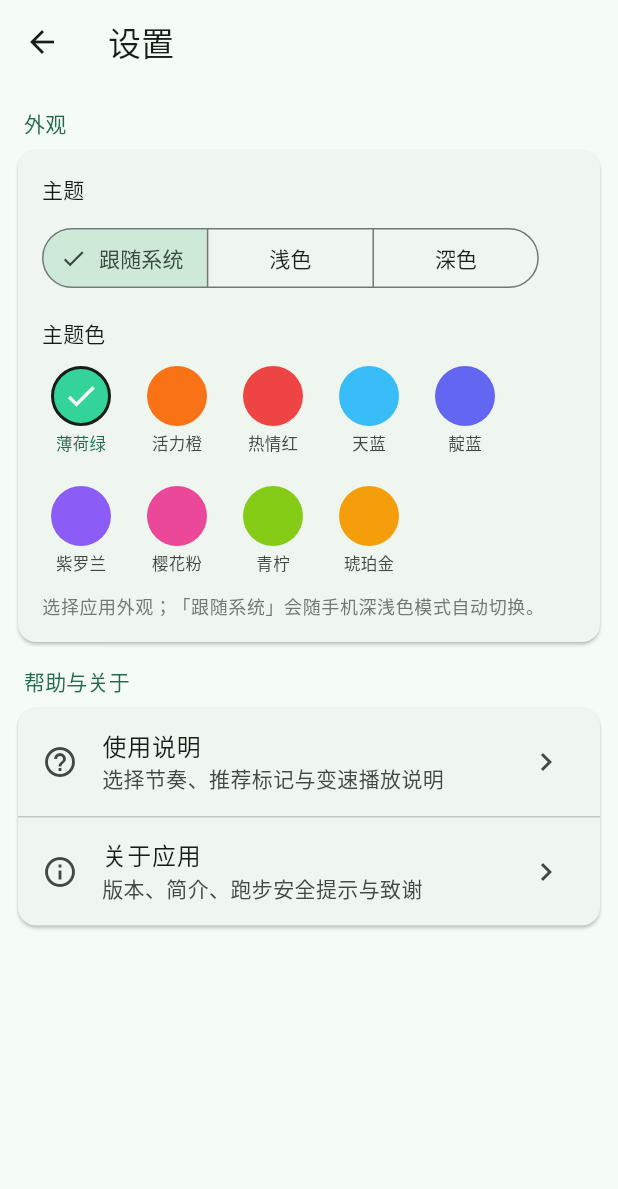
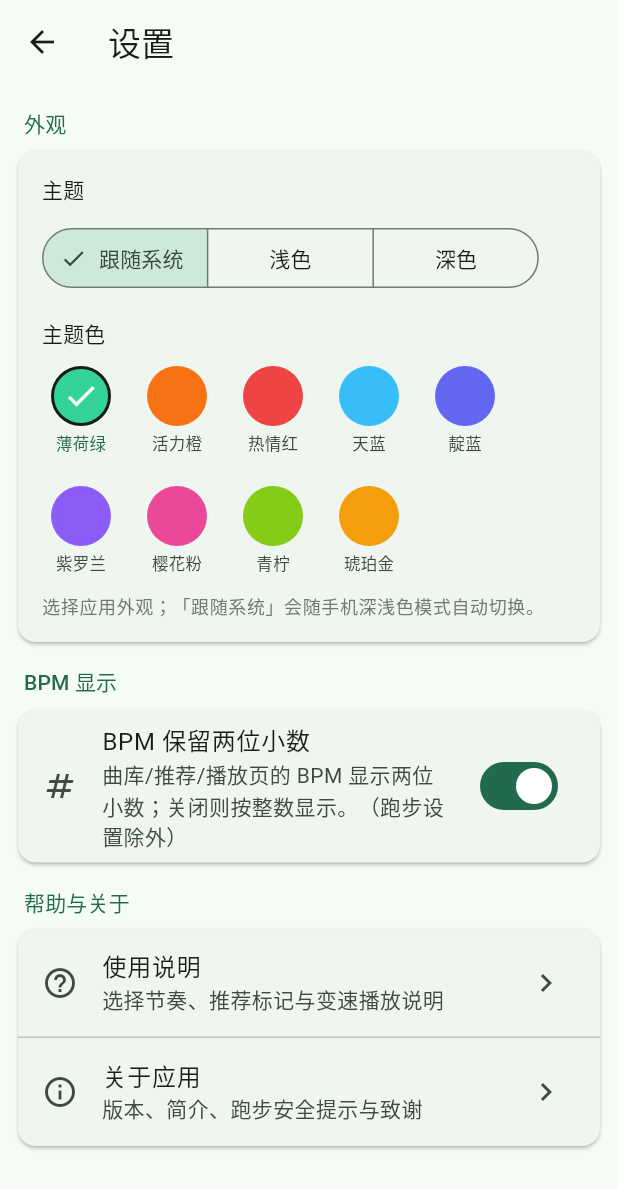
Before and after one commit to Sweejumn/bunbeat, a Flutter app: the screen it shows after launch, after a tap on the "settings" icon, on a phone screen of 412 x 824 dp. Shown: the top 1189 px of the screen. Run offline on Flutter 3.47's test engine with Material 3 defaults, Android fonts, the phone set to English and light mode, and no system bars; our stand-ins replace file_picker, just_audio, on_audio_query, package_info_plus, shared_preferences; missing offline and left inert: ffmpeg_kit_flutter_audio, pointycastle.

Commit message:
BPM 显示两位小数开关（除跑步设置），曲库/推荐/播放页受控

```diff
--- a/android_app/lib/main.dart
+++ b/android_app/lib/main.dart
@@ -2,6 +2,7 @@ import 'package:flutter/material.dart';
 import 'package:provider/provider.dart';
 
 import 'services/audio_player_service.dart';
+import 'services/bpm_display_controller.dart';
 import 'services/library_service.dart';
 import 'services/metronome.dart';
 import 'services/queue_service.dart';
@@ -28,6 +29,7 @@ class _RunBpmAppState extends State<RunBpmApp> {
         ChangeNotifierProvider(create: (_) => LibraryService()),
         ChangeNotifierProvider(create: (_) => QueueService()),
         ChangeNotifierProvider(create: (_) => ThemeController()),
+        ChangeNotifierProvider(create: (_) => BpmDisplayController()),
         Provider(create: (_) => AudioPlayerService()),
         Provider(create: (_) => Metronome()),
       ],
@@ -79,6 +81,7 @@ class _StartupGateState extends State<_StartupGate> {
       WidgetsBinding.instance.addPostFrameCallback((_) {
         context.read<LibraryService>().restoreLastFolder();
         context.read<ThemeController>().load();
+        context.read<BpmDisplayController>().load();
       });
     }
   }
--- /dev/null
+++ b/android_app/lib/services/bpm_display_controller.dart
@@ -0,0 +1,40 @@
+/// BPM 显示格式控制器：是否把歌曲/播放相关的 BPM 保留两位小数显示；
+/// 「跑步设置（运动模式/目标 BPM）」不受此控制。持久化到 SharedPreferences。
+library;
+
+import 'package:flutter/foundation.dart';
+import 'package:shared_preferences/shared_preferences.dart';
+
+/// 全局 BPM 显示格式（对应设置页的一个开关）。
+/// 默认开启：BPM 保留两位小数；关闭后回退为四舍五入整数。
+class BpmDisplayController extends ChangeNotifier {
+  static const String _prefKey = 'runbpm.bpmTwoDecimals';
+
+  bool _twoDecimals = true;
+
+  bool get twoDecimals => _twoDecimals;
+
+  /// 读取持久化设置（默认开启）。
+  Future<void> load() async {
+    final prefs = await SharedPreferences.getInstance();
+    _twoDecimals = prefs.getBool(_prefKey) ?? true;
+    notifyListeners();
+  }
+
+  Future<void> setTwoDecimals(bool on) async {
+    if (_twoDecimals == on) return;
+    _twoDecimals = on;
+    notifyListeners();
+    final prefs = await SharedPreferences.getInstance();
+    await prefs.setBool(_prefKey, on);
+  }
+
+  /// 按当前开关把 BPM 格式化成字符串（两位小数或四舍五入整数）。
+  String format(double? bpm) {
+    if (bpm == null) return '—';
+    if (_twoDecimals) {
+      return bpm.toStringAsFixed(2);
+    }
+    return bpm.round().toString();
+  }
+}
--- a/android_app/lib/ui/library_page.dart
+++ b/android_app/lib/ui/library_page.dart
@@ -6,6 +6,7 @@ import 'package:provider/provider.dart';
 import '../models/song.dart';
 import '../services/audio_reader.dart';
 import '../services/library_service.dart';
+import '../services/bpm_display_controller.dart';
 import 'marquee_text.dart';
 import 'settings_page.dart';
 
@@ -184,7 +185,7 @@ class _LibraryPageState extends State<LibraryPage> {
         return song.bpmError ?? '分析失败';
       case BpmStatus.done:
         final conf = (song.bpmConfidence ?? 0) * 100;
-        return '${song.originalBpm!.round()} BPM · 可信度 ${conf.round()}%';
+        return '${context.read<BpmDisplayController>().format(song.originalBpm)} BPM · 可信度 ${conf.round()}%';
     }
   }
 
@@ -449,7 +450,7 @@ class _SongTile extends StatelessWidget {
     required this.onLongPress,
   });
 
-  String _statusText() {
+  String _statusText(BuildContext outer) {
     switch (song.bpmStatus) {
       case BpmStatus.pending:
         return '等待分析';
@@ -459,7 +460,7 @@ class _SongTile extends StatelessWidget {
         return song.bpmError ?? '分析失败';
       case BpmStatus.done:
         final conf = (song.bpmConfidence ?? 0) * 100;
-        return '${song.originalBpm!.round()} BPM · 可信度 ${conf.round()}%';
+        return '${outer.read<BpmDisplayController>().format(song.originalBpm)} BPM · 可信度 ${conf.round()}%';
     }
   }
 
@@ -493,7 +494,7 @@ class _SongTile extends StatelessWidget {
         ),
       ),
       title: MarqueeText(song.title),
-      subtitle: Text(_statusText(), style: TextStyle(color: color)),
+      subtitle: Text(_statusText(context), style: TextStyle(color: color)),
       // 与推荐页对齐：不显示三点/勾选等 trailing 图标，仅用主题色高亮标记选中。
     );
   }
--- a/android_app/lib/ui/player_page.dart
+++ b/android_app/lib/ui/player_page.dart
@@ -9,6 +9,7 @@ import 'package:shared_preferences/shared_preferences.dart';
 import '../models/song.dart';
 import '../services/audio_player_service.dart';
 import '../services/library_service.dart';
+import '../services/bpm_display_controller.dart';
 import '../services/metronome.dart';
 import '../services/queue_service.dart';
 import 'beat_ruler.dart';
@@ -297,9 +298,9 @@ class _PlayerPageState extends State<PlayerPage> {
                                         Theme.of(context).textTheme.titleLarge),
                                 const SizedBox(height: 8),
                                 Text(
-                                    '${current.originalBpm.round()}→${current.targetBpm.round()} BPM'),
+                                    '${context.read<BpmDisplayController>().format(current.originalBpm)}→${context.read<BpmDisplayController>().format(current.targetBpm)} BPM'),
                                 Text('变速 ×${speed.toStringAsFixed(2)}'),
-                                Text('实际节奏 ≈ ${displayBpm.round()} BPM',
+                                Text('实际节奏 ≈ ${context.read<BpmDisplayController>().format(displayBpm)} BPM',
                                     style: Theme.of(context).textTheme.bodySmall),
                               ],
                             ),
@@ -620,7 +621,7 @@ class _PlayerPageState extends State<PlayerPage> {
                 onPressed: () => _onTap(met, player, targetBpm),
                 icon: const Icon(Icons.touch_app),
                 label: Text(_tapBpm != null
-                    ? '测出 ${_tapBpm!.round()} BPM · 再点 ${8 - _tapMediaSec.length} 下'
+                    ? '测出 ${context.read<BpmDisplayController>().format(_tapBpm)} BPM · 再点 ${8 - _tapMediaSec.length} 下'
                     : '点击 ${8 - _tapMediaSec.length} 下'),
               ),
             ),
@@ -653,7 +654,7 @@ class _PlayerPageState extends State<PlayerPage> {
             child: Row(
               children: [
                 Text(
-                  '测得节拍 ${_tapBpm!.round()} BPM',
+                  '测得节拍 ${context.read<BpmDisplayController>().format(_tapBpm)} BPM',
                   style: const TextStyle(color: Colors.greenAccent),
                 ),
                 const Spacer(),
@@ -760,7 +761,7 @@ class _PlayerPageState extends State<PlayerPage> {
                   },
                 ),
                 const Spacer(),
-                Text('${targetBpm.round()} BPM'),
+                Text('${context.read<BpmDisplayController>().format(targetBpm)} BPM'),
               ],
             ),
             // 音乐 + 拍子音量（对齐 Web：两个滑杆同一行各占一半）
--- a/android_app/lib/ui/recommend_page.dart
+++ b/android_app/lib/ui/recommend_page.dart
@@ -6,6 +6,7 @@ import 'package:provider/provider.dart';
 import '../models/song.dart';
 import '../services/audio_player_service.dart';
 import '../services/library_service.dart';
+import '../services/bpm_display_controller.dart';
 import '../services/queue_service.dart';
 import 'help_dialog.dart';
 import 'marquee_text.dart';
@@ -237,7 +238,7 @@ class _RecTile extends StatelessWidget {
           Expanded(
             child: Text(
               orig != null
-                  ? '${orig.round()} BPM · ${grade.pctLabel} · ${r.distance.toStringAsFixed(1)}'
+                  ? '${context.read<BpmDisplayController>().format(orig)} BPM · ${grade.pctLabel} · ${r.distance.toStringAsFixed(1)}'
                   : '未知 BPM',
               overflow: TextOverflow.ellipsis,
             ),
--- a/android_app/lib/ui/settings_page.dart
+++ b/android_app/lib/ui/settings_page.dart
@@ -1,6 +1,7 @@
 import 'package:flutter/material.dart';
 import 'package:provider/provider.dart';
 
+import '../services/bpm_display_controller.dart';
 import '../services/theme_controller.dart';
 import 'about_page.dart';
 import 'help_dialog.dart';
@@ -14,6 +15,7 @@ class SettingsPage extends StatelessWidget {
   Widget build(BuildContext context) {
     final theme = Theme.of(context);
     final themeCtrl = context.watch<ThemeController>();
+    final bpmCtrl = context.watch<BpmDisplayController>();
 
     return Scaffold(
       appBar: AppBar(title: const Text('设置')),
@@ -75,6 +77,19 @@ class SettingsPage extends StatelessWidget {
                   ),
                 ],
               ),
+            ),
+          ),
+
+          // BPM 显示格式
+          _sectionHeader(theme, 'BPM 显示'),
+          Card(
+            margin: const EdgeInsets.symmetric(horizontal: 12),
+            child: SwitchListTile(
+              secondary: const Icon(Icons.numbers),
+              title: const Text('BPM 保留两位小数'),
+              subtitle: const Text('曲库/推荐/播放页的 BPM 显示两位小数；关闭则按整数显示。（跑步设置除外）'),
+              value: bpmCtrl.twoDecimals,
+              onChanged: (v) => bpmCtrl.setTwoDecimals(v),
             ),
           ),
 
--- a/android_app/pubspec.yaml
+++ b/android_app/pubspec.yaml
@@ -3,7 +3,7 @@ description: "RUN BPM — 基于 BPM 的本地跑步音乐播放器（安卓离
 publish_to: "none"
 # 测试版版本号：0.x.y+z（z 为内部构建号，每次迭代替换递增）。
 # 仍处测试期，功能未全部完善、存在已知 bug，故不用 1.x 正式版号。
-version: 0.1.0+12
+version: 0.1.0+13
 
 environment:
   sdk: ">=3.3.0 <4.0.0"
```
